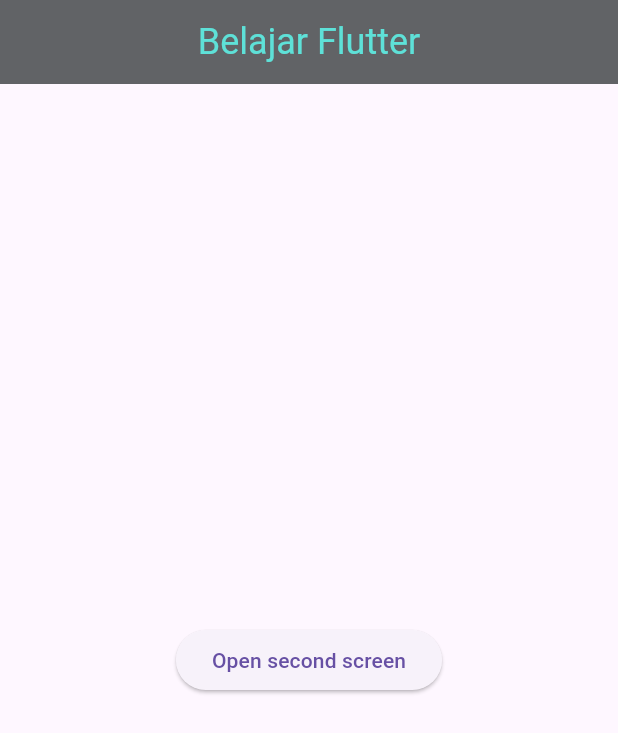
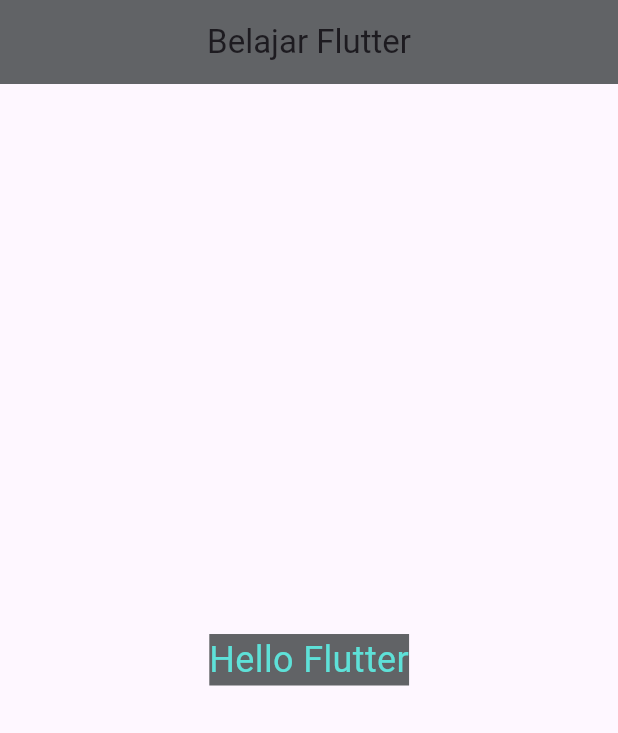
Before and after one commit to Hatt623/belajar-flutter, a Flutter app: the screen it shows after launch, on a phone screen of 412 x 824 dp. Shown: the top 733 px of the screen. Run offline on Flutter 3.47's test engine with Material 3 defaults, Android fonts, the phone set to English and light mode, and no system bars.

Commit message:
kembali belajar flutter

```diff
--- a/lib/main.dart
+++ b/lib/main.dart
@@ -1,8 +1,7 @@
-import 'package:belajar_flutter/belajar_mandiri/Navgiation.dart';
-import 'package:belajar_flutter/belajar_mandiri/buttons.dart';
+import 'package:belajar_flutter/main_layout.dart';
 import 'package:flutter/material.dart';
 
-void main(){
+void main() {
   runApp(MyApp());
 }
 
@@ -13,64 +12,28 @@ class MyApp extends StatelessWidget {
   Widget build(BuildContext context) {
     return MaterialApp(
       debugShowCheckedModeBanner: false,
-      home:Scaffold(
-
-        appBar: AppBar(
-          title: Text('Belajar Flutter',
-            style: TextStyle(fontSize: 24, color: Color.fromARGB(255, 94, 225, 216)),
-          ),
-          centerTitle: true,
-          backgroundColor: const Color.fromARGB(255, 97, 99, 102),
-        ),
-
-        body: Navigation(),
-      ),
-      routes: {
-        '/buttons':(context) => const buttons()
-      },
+      home: HelloFlutter(),
     );
   }
 }
 
-class BelajarContainer extends StatelessWidget {
-  const BelajarContainer({
+class HelloFlutter extends StatelessWidget {
+  const HelloFlutter({
     super.key,
   });
 
   @override
   Widget build(BuildContext context) {
-    return Container(
-      width: double.infinity,
-      height: double.infinity,
-      decoration: BoxDecoration(
-        gradient: LinearGradient(
-          colors: [const Color.fromARGB(255, 127, 129, 133), const Color.fromARGB(255, 172, 171, 176)],
-          begin: Alignment.topLeft,
-          end: Alignment.bottomRight,
-        ),
-      ),
-
-      child: Container(
-        margin: EdgeInsets.all(20),
-        decoration: BoxDecoration(
-          color: Colors.amber,
-          borderRadius: BorderRadius.circular(8),
-          gradient: LinearGradient(
-            colors: [Color.fromARGB(255, 152, 163, 168), Color.fromARGB(255, 173, 193, 196), Colors.white],
-            begin: Alignment.topLeft,
-            end: Alignment.bottomRight,
-          ),
-        ),
-
-        child: Center(
-          child: Text(
-            'Hello flutter',
-            style: TextStyle(
-              fontSize: 24,
-              fontWeight: FontWeight.bold,
-              color: Colors.white,
+    return MainLayout(
+      title: 'Belajar Flutter',
+      body: Center(
+        child: Text('Hello Flutter',
+          style: TextStyle(
+            fontSize: 24,
+            color: Color.fromARGB(255, 94, 225, 216),
+            fontWeight: FontWeight.w400,
+            backgroundColor: const Color.fromARGB(255, 97, 99, 102),
             ),
-          ),
         ),
       ),
     );
--- /dev/null
+++ b/lib/main_layout.dart
@@ -0,0 +1,26 @@
+import 'package:flutter/material.dart';
+
+class MainLayout extends StatelessWidget {
+  final String title;
+  final Widget body;
+
+  const MainLayout({
+    Key? key,
+    required this.title,
+    required this.body})
+
+    : super(key: key);
+
+  @override
+  Widget build(BuildContext context) {
+    return Scaffold(
+      appBar: AppBar(
+        centerTitle: true,
+
+        backgroundColor: const Color.fromARGB(255, 97, 99, 102),
+        title: Text(title),
+      ),
+      body: body,
+    );
+  }
+}
```
Also changed, not shown: 2 other files.
